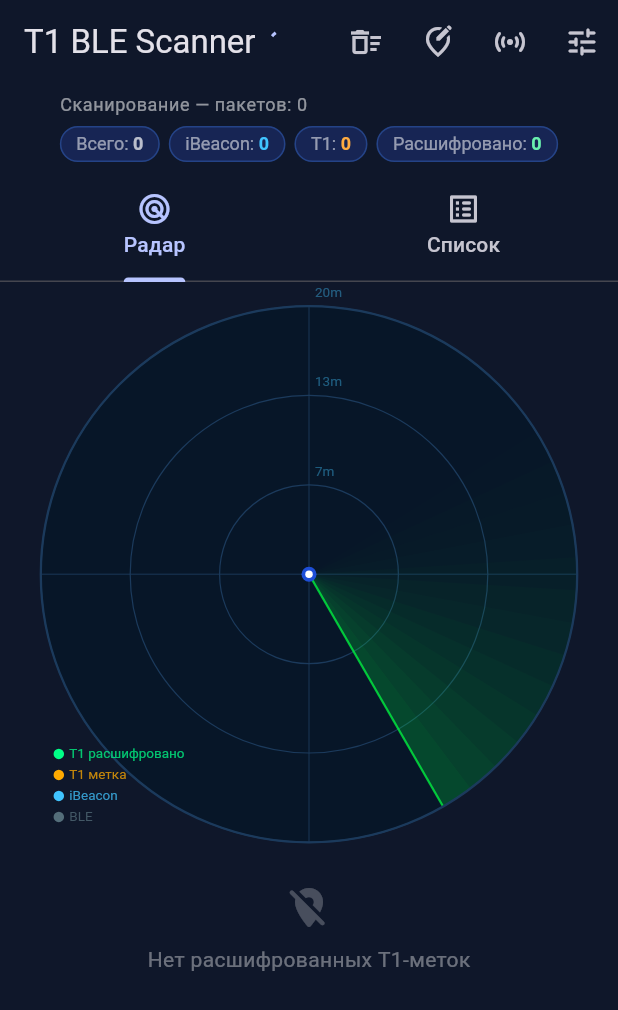
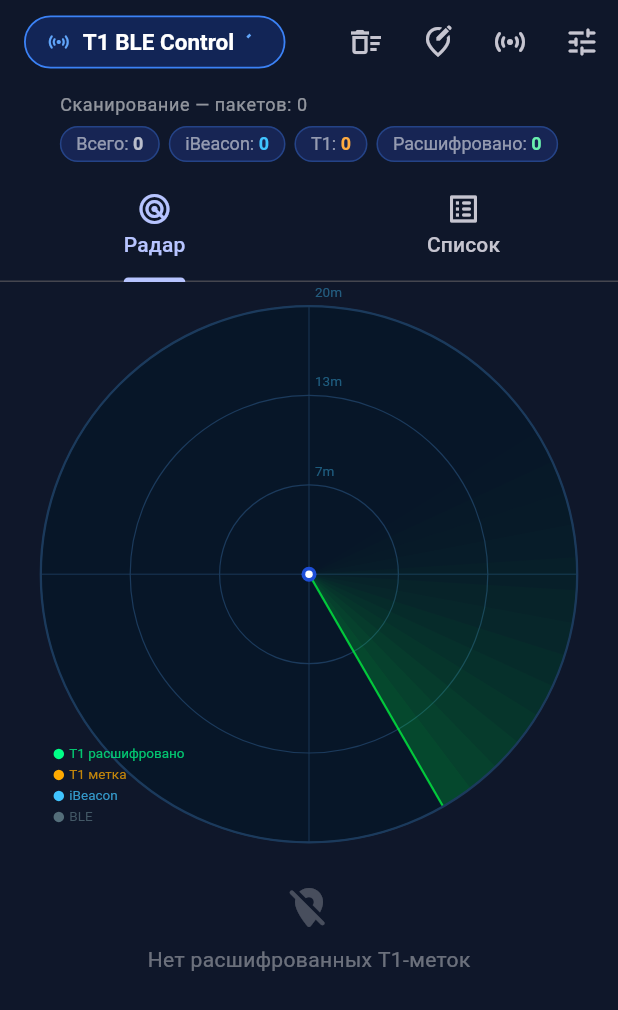
Before and after one commit to sayr777/dynamic-iBeacon, a Flutter app: the screen it shows after launch, on a phone screen of 412 x 824 dp. Shown: the top 1010 px of the screen. Run offline on Flutter 3.47's test engine with Material 3 defaults, Android fonts, the phone set to English and light mode, and no system bars; our stand-ins replace flutter_blue_plus, permission_handler, shared_preferences.

Commit message:
feat(mobile): v1.3.0 — кнопка T1 BLE Control, статус активности, интервал посылки
- Заголовок «T1 BLE Control» стал кнопкой-тогглом: нажатие включает/выключает
  сканирование; при выключении список очищается и радар замирает
- RadarView принимает scanning: bool — анимация sweep останавливается/запускается
  в зависимости от состояния сканирования
- BeaconViewModel: добавлено поле lastInterval (Duration?) — время между двумя
  последними пакетами от устройства; вычисляется в _handleScanResult и
  _scheduleT1Resolution
- BeaconViewModel: добавлен getter isActive — true если lastSeen < 30 сек
- Карточка устройства: бейдж «Активна» / «Нет сигнала» и строка «Интервал посылки»

```diff
--- a/mobile/t1_ble_scanner/lib/src/models/beacon_view_model.dart
+++ b/mobile/t1_ble_scanner/lib/src/models/beacon_view_model.dart
@@ -42,6 +42,7 @@ class BeaconViewModel {
     this.isResolved = false,
     this.note,
     this.resolvedData,
+    this.lastInterval,
   });
 
   final String id;
@@ -58,11 +59,18 @@ class BeaconViewModel {
   final bool isResolved;
   final String? note;
   final T1ResolvedData? resolvedData;
+  /// Time between the last two consecutive packets from this device.
+  /// Null if this is the first observed packet.
+  final Duration? lastInterval;
 
   bool get isIBeacon => iBeacon != null;
 
   /// True when a non-T1 operator has been matched and assigned a color.
   bool get isCustomOperator => operatorColor != null && !isT1;
+
+  /// True if a packet was received within the last 30 seconds.
+  bool get isActive =>
+      DateTime.now().difference(lastSeen).inSeconds < 30;
 
   BeaconViewModel copyWith({
     String? deviceName,
@@ -77,6 +85,7 @@ class BeaconViewModel {
     bool? isResolved,
     String? note,
     T1ResolvedData? resolvedData,
+    Object? lastInterval = _sentinel,
   }) {
     return BeaconViewModel(
       id: id,
@@ -94,6 +103,9 @@ class BeaconViewModel {
       isResolved: isResolved ?? this.isResolved,
       note: note ?? this.note,
       resolvedData: resolvedData ?? this.resolvedData,
+      lastInterval: identical(lastInterval, _sentinel)
+          ? this.lastInterval
+          : lastInterval as Duration?,
     );
   }
 }
--- a/mobile/t1_ble_scanner/lib/src/ui/radar_view.dart
+++ b/mobile/t1_ble_scanner/lib/src/ui/radar_view.dart
@@ -13,10 +13,12 @@ class RadarView extends StatefulWidget {
   const RadarView({
     super.key,
     required this.devices,
+    required this.scanning,
     this.maxRangeMeters = 20.0,
   });
 
   final List<BeaconViewModel> devices;
+  final bool scanning;
   final double maxRangeMeters;
 
   @override
@@ -45,7 +47,8 @@ class _RadarViewState extends State<RadarView>
     _ctrl = AnimationController(
       vsync: this,
       duration: const Duration(seconds: 3),
-    )..repeat();
+    );
+    if (widget.scanning) _ctrl.repeat();
     _buildStaticPainters();
   }
 
@@ -54,6 +57,15 @@ class _RadarViewState extends State<RadarView>
     super.didUpdateWidget(old);
     if (old.maxRangeMeters != widget.maxRangeMeters) {
       _buildStaticPainters();
+    }
+    if (old.scanning != widget.scanning) {
+      if (widget.scanning) {
+        _ctrl.repeat();
+      } else {
+        _ctrl
+          ..stop()
+          ..value = 0;
+      }
     }
   }
 
--- a/mobile/t1_ble_scanner/lib/src/ui/scanner_page.dart
+++ b/mobile/t1_ble_scanner/lib/src/ui/scanner_page.dart
@@ -230,6 +230,17 @@ class _ScannerPageState extends State<ScannerPage>
     }
   }
 
+  // ── scan toggle ───────────────────────────────────────────────────────────
+
+  Future<void> _toggleScan() async {
+    if (_controller.scanning) {
+      await _controller.stopScan();
+      _controller.clearDevices();
+    } else {
+      await _startScan();
+    }
+  }
+
   // ── build ─────────────────────────────────────────────────────────────────
 
   @override
@@ -239,27 +250,67 @@ class _ScannerPageState extends State<ScannerPage>
       builder: (context, _) {
         final devices = _controller.devices;
         final scanning = _controller.scanning;
+        final initializing = _controller.initializing;
 
         return Scaffold(
           backgroundColor: const Color(0xFF0F172A),
           appBar: AppBar(
             backgroundColor: const Color(0xFF0F172A),
-            title: Row(
-              children: [
-                const Text('T1 BLE Scanner'),
-                const SizedBox(width: 10),
-                if (scanning)
-                  SizedBox(
-                    width: 14,
-                    height: 14,
-                    child: CircularProgressIndicator(
-                      strokeWidth: 2,
-                      valueColor: AlwaysStoppedAnimation(
-                        Theme.of(context).colorScheme.primary,
+            title: GestureDetector(
+              onTap: initializing ? null : _toggleScan,
+              child: AnimatedContainer(
+                duration: const Duration(milliseconds: 250),
+                padding:
+                    const EdgeInsets.symmetric(horizontal: 14, vertical: 7),
+                decoration: BoxDecoration(
+                  color: scanning
+                      ? const Color(0xFF1D4ED8).withValues(alpha: 0.25)
+                      : const Color(0xFF1F2937),
+                  borderRadius: BorderRadius.circular(22),
+                  border: Border.all(
+                    color: scanning
+                        ? const Color(0xFF3B82F6)
+                        : Colors.white24,
+                    width: 1.2,
+                  ),
+                ),
+                child: Row(
+                  mainAxisSize: MainAxisSize.min,
+                  children: [
+                    Icon(
+                      scanning
+                          ? Icons.sensors_rounded
+                          : Icons.sensors_off_rounded,
+                      size: 16,
+                      color: scanning
+                          ? const Color(0xFF60A5FA)
+                          : Colors.white38,
+                    ),
+                    const SizedBox(width: 8),
+                    Text(
+                      'T1 BLE Control',
+                      style: TextStyle(
+                        color: scanning ? Colors.white : Colors.white38,
+                        fontSize: 15,
+                        fontWeight: FontWeight.w600,
                       ),
                     ),
-                  ),
-              ],
+                    if (scanning) ...[
+                      const SizedBox(width: 8),
+                      SizedBox(
+                        width: 11,
+                        height: 11,
+                        child: CircularProgressIndicator(
+                          strokeWidth: 1.8,
+                          valueColor: const AlwaysStoppedAnimation(
+                            Color(0xFF60A5FA),
+                          ),
+                        ),
+                      ),
+                    ],
+                  ],
+                ),
+              ),
             ),
             centerTitle: false,
             actions: [
@@ -285,7 +336,7 @@ class _ScannerPageState extends State<ScannerPage>
               ),
             ],
           ),
-          body: _controller.initializing
+          body: initializing
               ? const Center(child: CircularProgressIndicator())
               : Column(
                   children: [
@@ -305,7 +356,7 @@ class _ScannerPageState extends State<ScannerPage>
                       child: TabBarView(
                         controller: _tabCtrl,
                         children: [
-                          _RadarTab(devices: devices),
+                          _RadarTab(devices: devices, scanning: scanning),
                           _ListTab(
                             devices: devices,
                             mode: _controller.activeSettings?.mode ??
@@ -427,9 +478,10 @@ class _Chip extends StatelessWidget {
 // ─────────────────────────────────────────────────────────────────────────────
 
 class _RadarTab extends StatelessWidget {
-  const _RadarTab({required this.devices});
+  const _RadarTab({required this.devices, required this.scanning});
 
   final List<BeaconViewModel> devices;
+  final bool scanning;
 
   @override
   Widget build(BuildContext context) {
@@ -443,7 +495,7 @@ class _RadarTab extends StatelessWidget {
               padding: const EdgeInsets.fromLTRB(12, 12, 12, 4),
               child: AspectRatio(
                 aspectRatio: 1,
-                child: RadarView(devices: devices),
+                child: RadarView(devices: devices, scanning: scanning),
               ),
             ),
           ),
@@ -531,6 +583,8 @@ class _DeviceCard extends StatelessWidget {
       preferred: item.deviceName,
     );
 
+    final active = item.isActive;
+
     return Card(
       shape: RoundedRectangleBorder(
         side: BorderSide(color: borderColor.withValues(alpha: 0.7)),
@@ -547,6 +601,8 @@ class _DeviceCard extends StatelessWidget {
                   child: Text(title,
                       style: Theme.of(context).textTheme.titleSmall),
                 ),
+                _ActivityBadge(active: active),
+                const SizedBox(width: 8),
                 Text(
                   '${item.rssi} dBm',
                   style: Theme.of(context)
@@ -597,6 +653,8 @@ class _DeviceCard extends StatelessWidget {
             const SizedBox(height: 8),
             if (item.radioMac != null) _kv('Radio MAC', item.radioMac!),
             _kv('Seen', _fmtTime(item.lastSeen)),
+            if (item.lastInterval != null)
+              _kv('Интервал посылки', _fmtInterval(item.lastInterval!)),
             if (item.iBeacon != null) ...[
               _kv('UUID', formatUuid(item.iBeacon!.uuid)),
               _kv('Major / Minor',
@@ -618,6 +676,12 @@ class _DeviceCard extends StatelessWidget {
     final l = dt.toLocal();
     String p(int v) => v.toString().padLeft(2, '0');
     return '${p(l.hour)}:${p(l.minute)}:${p(l.second)}';
+  }
+
+  String _fmtInterval(Duration d) {
+    final ms = d.inMilliseconds;
+    if (ms < 1000) return '$ms мс';
+    return '${(ms / 1000.0).toStringAsFixed(1)} сек';
   }
 
   Widget _badge(String text) {
@@ -655,3 +719,48 @@ class _DeviceCard extends StatelessWidget {
     );
   }
 }
+
+// ─────────────────────────────────────────────────────────────────────────────
+// Activity badge
+// ─────────────────────────────────────────────────────────────────────────────
+
+class _ActivityBadge extends StatelessWidget {
+  const _ActivityBadge({required this.active});
+
+  final bool active;
+
+  @override
+  Widget build(BuildContext context) {
+    final color = active ? Colors.greenAccent : Colors.redAccent;
+    return Container(
+      padding: const EdgeInsets.symmetric(horizontal: 8, vertical: 3),
+      decoration: BoxDecoration(
+        color: color.withValues(alpha: 0.12),
+        borderRadius: BorderRadius.circular(999),
+        border: Border.all(color: color.withValues(alpha: 0.5)),
+      ),
+      child: Row(
+        mainAxisSize: MainAxisSize.min,
+        children: [
+          Container(
+            width: 6,
+            height: 6,
+            decoration: BoxDecoration(
+              shape: BoxShape.circle,
+              color: color,
+            ),
+          ),
+          const SizedBox(width: 5),
+          Text(
+            active ? 'Активна' : 'Нет сигнала',
+            style: TextStyle(
+              fontSize: 10,
+              fontWeight: FontWeight.w700,
+              color: color,
+            ),
+          ),
+        ],
+      ),
+    );
+  }
+}
--- a/mobile/t1_ble_scanner/pubspec.yaml
+++ b/mobile/t1_ble_scanner/pubspec.yaml
@@ -1,7 +1,7 @@
 name: t1_ble_scanner
 description: Offline Flutter BLE scanner for iBeacon recognition and local T1 stop decoding.
 publish_to: 'none'
-version: 1.2.2+6
+version: 1.3.0+7
 
 environment:
   sdk: '>=3.5.0 <4.0.0'
```
Also changed, not shown: mobile/t1_ble_scanner/lib/src/services/ble_scanner_controller.dart (+12 -2 lines), 1 other file.
